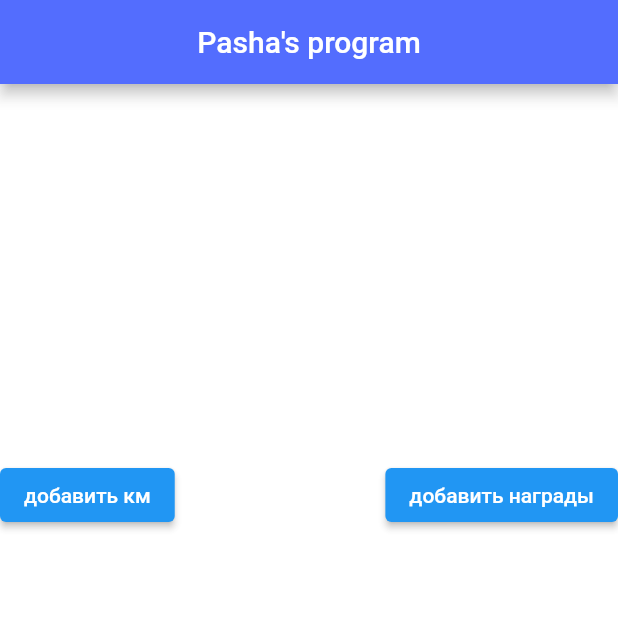
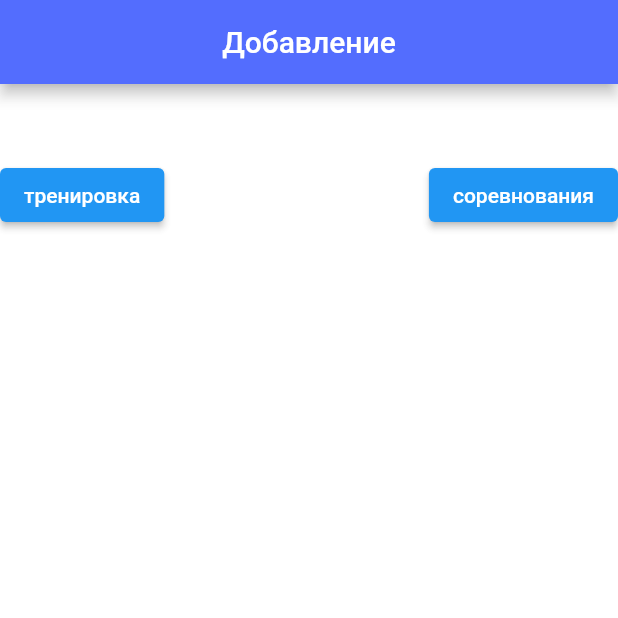
Before and after one commit to EugeneKormin/programmForPasha, a Flutter app: the screen it shows after launch, on a phone screen of 412 x 824 dp, the top half of it. Run offline on Flutter 3.47's test engine with Material 2 defaults, Android fonts, the phone set to English and light mode, and no system bars.

Commit message:
Add navigation

```diff
--- a/lib/buttons/add.dart
+++ /dev/null
@@ -1,36 +0,0 @@
-import 'package:flutter/material.dart';
-import 'package:web_app/pages/addKm.dart';
-import 'package:web_app/pages/addRewards.dart';
-
-
-class Button extends StatelessWidget {
-    final String action;
-    final String button_name;
-
-  const Button({
-    Key? key,
-    required this.action,
-    required this.button_name
-  }) : super(key: key);
-
-  @override
-  Widget build(BuildContext context) {
-    return Container(
-        margin: EdgeInsets.fromLTRB(0, 250, 0, 0),
-        child: ElevatedButton(
-
-        onPressed: () {
-          print(Text('action: $action'));
-          if (action == 'add_km') {
-            print(Text('AddKm start'));
-            AddKm();
-          }
-          else if (action == ' add_rewards') {
-            print(Text('AddRewards start'));
-            AddRewards();
-          }
-        },
-        child: Text(button_name))
-    );
-  }
-}
--- /dev/null
+++ b/lib/navigation/buttons.dart
@@ -0,0 +1,27 @@
+import 'package:flutter/material.dart';
+
+
+class NavigationButton extends StatelessWidget {
+    final String route;
+    final double margin_from_top;
+    final String button_name;
+
+  const NavigationButton({
+    Key? key,
+    required this.route,
+    required this.margin_from_top,
+    required this.button_name
+  }) : super(key: key);
+
+  @override
+  Widget build(BuildContext context) {
+    return Container(
+        margin: EdgeInsets.fromLTRB(0, margin_from_top, 0, 0),
+        child: ElevatedButton(
+          onPressed: () {
+              Navigator.pushNamed(context, route);
+          },
+        child: Text(button_name))
+    );
+  }
+}
--- a/lib/pages/home.dart
+++ b/lib/pages/home.dart
@@ -1,6 +1,5 @@
 import 'package:flutter/material.dart';
-import 'package:web_app/buttons/add.dart';
-import 'package:web_app/pages/addRewards.dart';
+import 'package:web_app/navigation/buttons.dart';
 
 
 class HomePage extends StatefulWidget {
@@ -12,14 +11,12 @@ class HomePage extends StatefulWidget {
 
 class _HomePageState extends State<HomePage> {
 
-  List listOfChildren = ['Вася', 'Петя', 'Оля'];
-
   @override
   Widget build(BuildContext context) {
     return Scaffold(
         backgroundColor: Colors.white70,
         appBar: AppBar(
-          title: Text('Pasha\'s program'),
+          title: Text('Добавление'),
           centerTitle: true,
           backgroundColor: Colors.indigoAccent,
         ),
@@ -27,13 +24,15 @@ class _HomePageState extends State<HomePage> {
             child: Row(
                 mainAxisAlignment: MainAxisAlignment.spaceBetween,
                 children: [
-                  Button(
-                      action: "add_km",
-                      button_name: "добавить км"
+                  NavigationButton(
+                      route: 'addKm',
+                      margin_from_top: 50,
+                      button_name: "тренировка"
                   ),
-                  Button(
-                      action: "add_rewards",
-                      button_name: "добавить награды"
+                  NavigationButton(
+                      route: 'addReward',
+                      margin_from_top: 50,
+                      button_name: "соревнования"
                   )
                 ]
             ),
```
Also changed, not shown: lib/main.dart (+8 -1 lines), lib/pages/addKm.dart (+28 -4 lines), lib/pages/addRewards.dart (+55 -5 lines).
